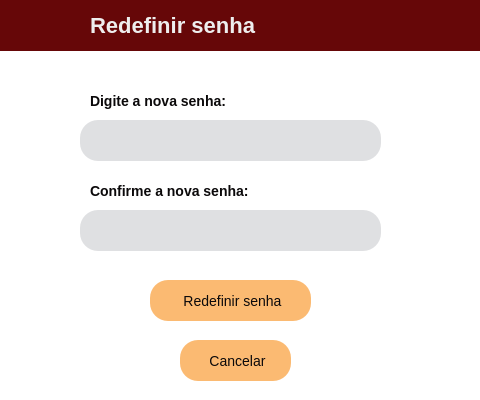
eliezermoraesss/eureka_managment_system_pyqt_qtdesigner, file ui/password_change_window.ui: the form before one commit.
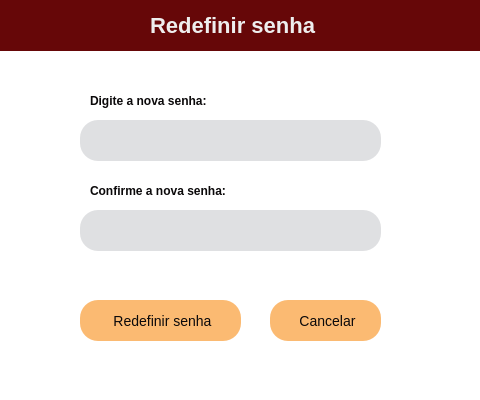
The form after the commit. Icons and pictures are not drawn.

Patch:
```diff
--- a/ui/password_change_window.ui
+++ b/ui/password_change_window.ui
@@ -10,6 +10,15 @@
     <height>400</height>
    </rect>
   </property>
+  <property name="sizePolicy">
+   <sizepolicy hsizetype="Fixed" vsizetype="Fixed">
+    <horstretch>0</horstretch>
+    <verstretch>0</verstretch>
+   </sizepolicy>
+  </property>
+  <property name="focusPolicy">
+   <enum>Qt::NoFocus</enum>
+  </property>
   <property name="windowTitle">
    <string>Dialog</string>
   </property>
@@ -22,7 +31,7 @@
 
 QLabel {
     color: #0B090A;
-    font-size: 14px;
+    font-size: 12px;
     font-weight: bold;
 }
 
@@ -30,7 +39,7 @@
     background-color: #DFE0E2;
     padding-left: 15px;
     border-radius: 18px;
-	font-size: 18px;
+	font-size: 14px;
 }
 
 QPushButton {
@@ -61,6 +70,13 @@
      <height>21</height>
     </rect>
    </property>
+   <property name="font">
+    <font>
+     <pointsize>-1</pointsize>
+     <weight>75</weight>
+     <bold>true</bold>
+    </font>
+   </property>
    <property name="text">
     <string>Digite a nova senha:</string>
    </property>
@@ -68,8 +84,8 @@
   <widget class="QPushButton" name="btn_save">
    <property name="geometry">
     <rect>
-     <x>150</x>
-     <y>280</y>
+     <x>80</x>
+     <y>300</y>
      <width>161</width>
      <height>41</height>
     </rect>
@@ -80,6 +96,11 @@
      <height>41</height>
     </size>
    </property>
+   <property name="font">
+    <font>
+     <pointsize>-1</pointsize>
+    </font>
+   </property>
    <property name="styleSheet">
     <string notr="true"/>
    </property>
@@ -100,8 +121,8 @@
   <widget class="QPushButton" name="btn_close">
    <property name="geometry">
     <rect>
-     <x>180</x>
-     <y>340</y>
+     <x>270</x>
+     <y>300</y>
      <width>111</width>
      <height>41</height>
     </rect>
@@ -112,6 +133,11 @@
      <height>41</height>
     </size>
    </property>
+   <property name="font">
+    <font>
+     <pointsize>-1</pointsize>
+    </font>
+   </property>
    <property name="styleSheet">
     <string notr="true">QPushButton:hover {
     background-color: #d60000;
@@ -149,12 +175,19 @@
    <widget class="QLabel" name="label_2">
     <property name="geometry">
      <rect>
-      <x>90</x>
+      <x>150</x>
       <y>0</y>
-      <width>321</width>
+      <width>181</width>
       <height>51</height>
      </rect>
     </property>
+    <property name="font">
+     <font>
+      <pointsize>-1</pointsize>
+      <weight>75</weight>
+      <bold>true</bold>
+     </font>
+    </property>
     <property name="styleSheet">
      <string notr="true">QLabel {
 	background-color: transparent;
@@ -178,6 +211,13 @@
      <height>21</height>
     </rect>
    </property>
+   <property name="font">
+    <font>
+     <pointsize>-1</pointsize>
+     <weight>75</weight>
+     <bold>true</bold>
+    </font>
+   </property>
    <property name="text">
     <string>Confirme a nova senha:</string>
    </property>
```
Left out of the diff: 42 changed lines with no effect on the pictures.
